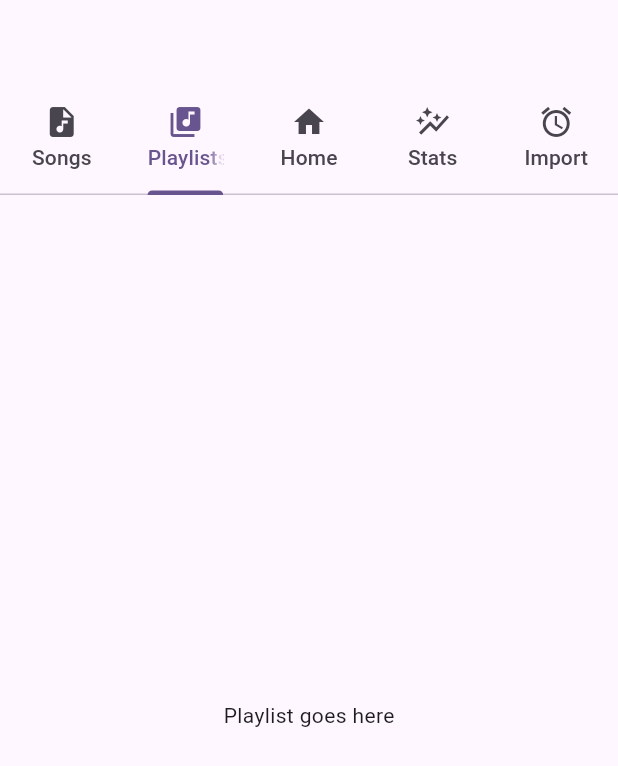
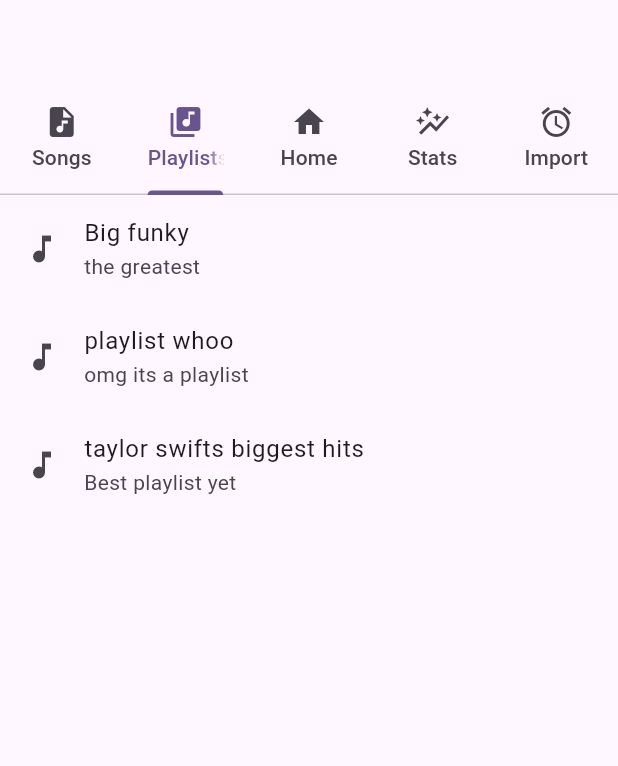
Before and after one commit to jamiejdr-solent/SolentHackathon2025_feb, a Flutter app: the screen it shows after launch, tab 2 chosen, on a phone screen of 412 x 824 dp. Shown: the top 766 px of the screen. Run offline on Flutter 3.47's test engine with Material 3 defaults, Android fonts, the phone set to English and light mode, and no system bars; our stand-ins replace just_audio.

Commit message:
add playlist page and song page content with object constructors double yipee

```diff
--- a/music_player_solent_hackathon/lib/objects/playlist.dart
+++ b/music_player_solent_hackathon/lib/objects/playlist.dart
@@ -5,9 +5,16 @@ class Playlist {
   String thumbnailUri = "Placeholder Thumbnail";
   String description = "Placeholder Description";
   String name = "Placeholder Name";
+
   populate() {
     Song song = Song();
-    song.uri = "https://freetestdata.com/wp-content/uploads/2021/09/Free_Test_Data_500KB_MP3.mp3";
+    song.uri =
+        "https://freetestdata.com/wp-content/uploads/2021/09/Free_Test_Data_500KB_MP3.mp3";
     songs.add(song);
   }
+
+  Playlist({
+    this.name = "",
+    this.description = "",
+  });
 }
--- a/music_player_solent_hackathon/lib/objects/song.dart
+++ b/music_player_solent_hackathon/lib/objects/song.dart
@@ -1,6 +1,11 @@
 class Song {
-  String title = "Placeholder Title";
-  String author = "Placeholder Author";
+  String title;
+  String author;
   int duration = 1;
   String uri = "Placeholder URI";
+
+  Song({
+    this.title = "Placeholder Title",
+    this.author = "Placeholder Author",
+  });
 }
--- a/music_player_solent_hackathon/lib/tabs/playlist.dart
+++ b/music_player_solent_hackathon/lib/tabs/playlist.dart
@@ -1,4 +1,5 @@
 import 'package:flutter/material.dart';
+import 'package:music_player_solent_hackathon/objects/playlist.dart';
 
 class PlaylistTab extends StatefulWidget {
   const PlaylistTab({super.key});
@@ -8,10 +9,25 @@ class PlaylistTab extends StatefulWidget {
 }
 
 class _PlaylistTabState extends State<PlaylistTab> {
+  List<Playlist> playlists = [
+    Playlist(name: "Big funky", description: "the greatest"),
+    Playlist(name: "playlist whoo", description: "omg its a playlist"),
+    Playlist(
+        name: "taylor swifts biggest hits", description: "Best playlist yet"),
+  ];
+
   @override
   Widget build(BuildContext context) {
-    return const Center(
-      child: Text("Playlist goes here"),
+    return ListView(
+      children: [
+        for (Playlist playlist in playlists)
+          ListTile(
+            leading: Icon(Icons.music_note),
+            title: Text(playlist.name),
+            subtitle: Text(playlist.description),
+            onTap: () {}, // TODO: view the playlist information
+          )
+      ],
     );
   }
 }
```
Also changed, not shown: music_player_solent_hackathon/lib/tabs/songs.dart (+16 -2 lines).
